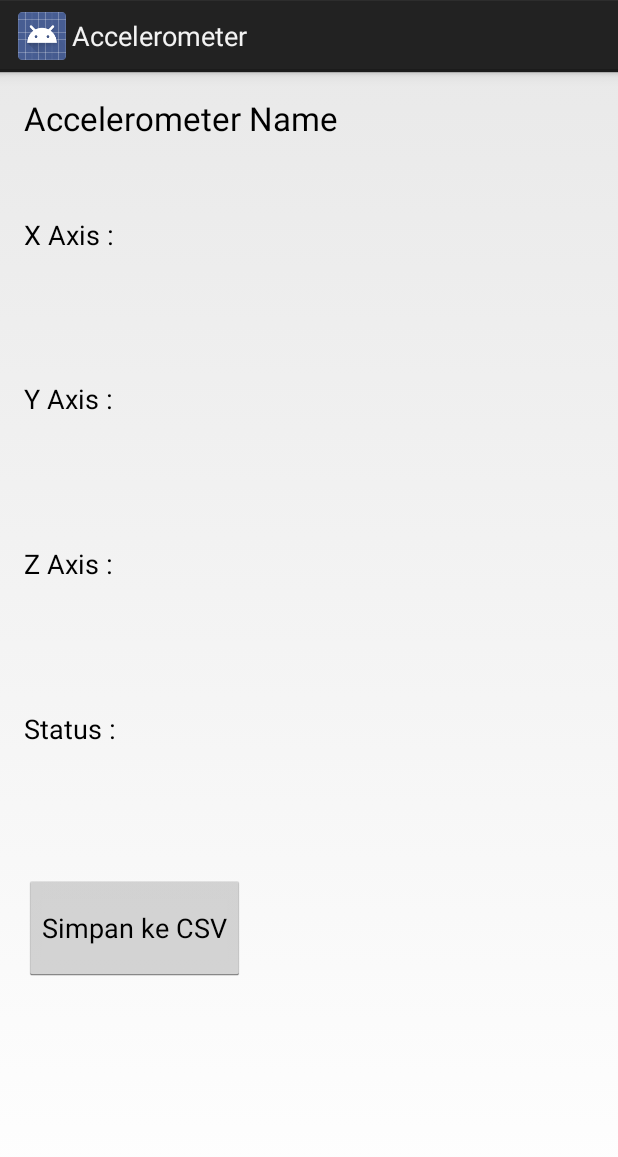
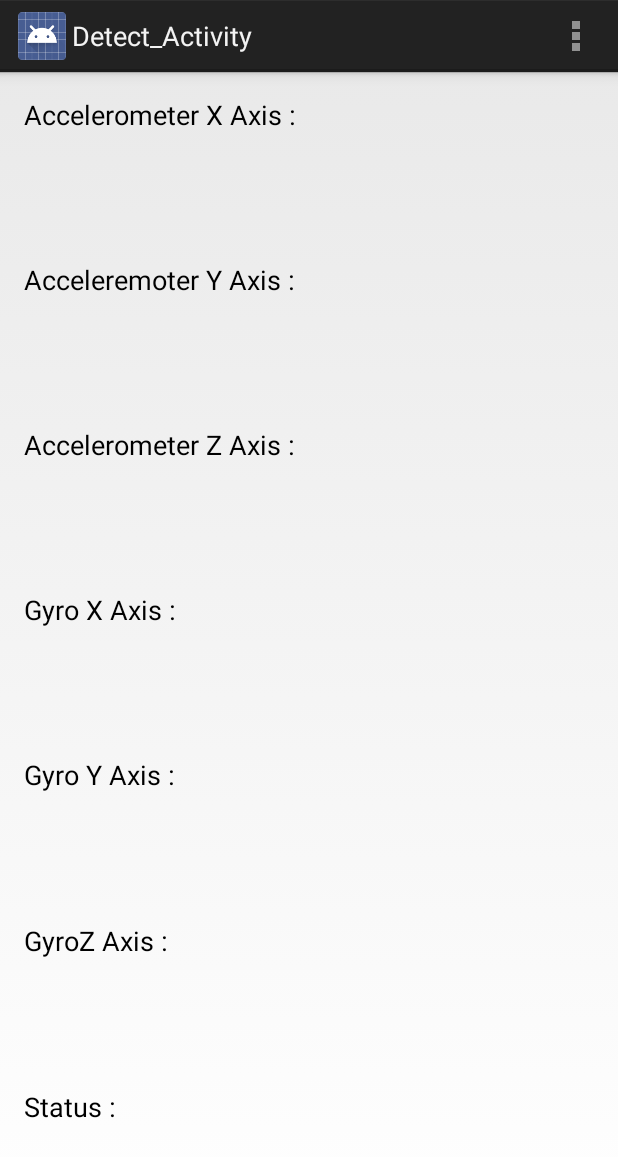
Before and after one commit to wilik16/lima-sensor, an Android app: the screen it shows after launch (Accelero_Activity before the commit, Detect_Activity after it), after a tap on "Accelerometer", on a phone screen of 412 x 824 dp. Shown: the top 1157 px of the screen. Run offline under Robolectric (Android 15) with nearby library versions, the phone set to English and light mode, and no system bars; libraries missing offline, so code that uses them is left out: weka.classifiers, weka.classifiers.lazy, weka.classifiers.trees, weka.core, weka.core.converters; 3 statements that could not run were skipped.

Commit message:
data baru

```diff
--- a/app/src/main/AndroidManifest.xml
+++ b/app/src/main/AndroidManifest.xml
@@ -51,6 +51,10 @@
             android:name="com.pervasif2014.kelompok5.sensory.GPS_Activity"
             android:label="@string/title_activity_gps_" >
         </activity>
+        <activity
+            android:name="com.pervasif2014.kelompok5.sensory.Detect_Activity"
+            android:label="@string/title_activity_detect_" >
+        </activity>
     </application>
 
 </manifest>
--- a/app/src/main/java/com/pervasif2014/kelompok5/sensory/Accelero_Activity.java
+++ b/app/src/main/java/com/pervasif2014/kelompok5/sensory/Accelero_Activity.java
@@ -98,7 +98,6 @@ public class Accelero_Activity extends Activity implements SensorEventListener {
             zlabel.setText("Z Axis: " + String.format("%.02f",z) + " m/s");
             double status = 0.0;
             try {
-                status = knn.Classify(x,y,z);
             } catch (Exception e) {
                 e.printStackTrace();
             }
--- /dev/null
+++ b/app/src/main/java/com/pervasif2014/kelompok5/sensory/Detect_Activity.java
@@ -0,0 +1,181 @@
+package com.pervasif2014.kelompok5.sensory;
+
+import android.app.Activity;
+import android.content.Context;
+import android.content.res.AssetManager;
+import android.hardware.Sensor;
+import android.hardware.SensorEvent;
+import android.hardware.SensorEventListener;
+import android.hardware.SensorManager;
+import android.os.Bundle;
+import android.view.Menu;
+import android.view.MenuItem;
+import android.widget.TextView;
+
+import com.pervasif2014.kelompok6.sensory.R;
+
+import java.io.IOException;
+import java.io.InputStream;
+import java.util.ArrayList;
+import java.util.List;
+
+import weka.classifiers.trees.m5.Values;
+
+
+public class Detect_Activity extends Activity implements SensorEventListener{
+
+    private SensorManager sensorM;
+    private  KNN knn = new KNN();
+    private double xA=0,yA=0,zA=0,xG=0,yG=0,zG=0,xL=0,yL=0,zL=0;
+    int counter = 0;
+
+
+
+    @Override
+    protected void onCreate(Bundle savedInstanceState) {
+        super.onCreate(savedInstanceState);
+        setContentView(R.layout.activity_detect_);
+        AssetManager asm = getAssets();
+        sensorM = (SensorManager) getSystemService(Context.SENSOR_SERVICE);
+        Sensor sensor = sensorM.getDefaultSensor(Sensor.TYPE_ALL);
+        InputStream is = null;
+        try {
+            is = asm.open("input.arff");
+        } catch (IOException e) {
+            e.printStackTrace();
+        }
+        try{
+            knn.init(is);
+        } catch (Exception e) {
+            e.printStackTrace();
+        }
+
+    }
+
+    @Override
+    public void onSensorChanged(SensorEvent event)
+    {
+        if(event.sensor.getType() == Sensor.TYPE_ACCELEROMETER)
+        {
+            final float alpha = 1.0f;
+            //gravity is calculated here
+            float[] gravityV = new float[3];
+            gravityV[0] = alpha * gravityV[0] + (1 - alpha) * event.values[0];
+            gravityV[1] = alpha * gravityV[1] + (1 - alpha) * event.values[1];
+            gravityV[2] = alpha * gravityV[2] + (1 - alpha) * event.values[2];
+            //acceleration retrieved from the event and the gravity is removed
+            xA+= event.values[0] - gravityV[0];
+            yA+= event.values[1] - gravityV[1];
+            zA+= event.values[2] - gravityV[2];
+
+
+            TextView xlabel = (TextView) findViewById(R.id.AcX_text);
+            xlabel.setText("X Axis: " + String.format("%.02f",event.values[0]) + " m/s");
+            TextView ylabel = (TextView) findViewById(R.id.AcY_Text);
+            ylabel.setText("Y Axis: " + String.format("%.02f",event.values[1]) + " m/s");
+            TextView zlabel = (TextView) findViewById(R.id.AcZ_Text);
+            zlabel.setText("Z Axis: " + String.format("%.02f",event.values[2]) + " m/s");
+        }
+
+        if(event.sensor.getType() == Sensor.TYPE_GYROSCOPE)
+        {
+            xG+=event.values[0];
+            yG+=event.values[1];
+            zG+=event.values[2];
+            TextView xlabel = (TextView) findViewById(R.id.GyX_Text);
+            xlabel.setText("X Axis: " + String.format("%.02f",event.values[0]) );
+            TextView ylabel = (TextView) findViewById(R.id.GyY_Text);
+            ylabel.setText("Y Axis: " + String.format("%.02f",event.values[1]) );
+            TextView zlabel = (TextView) findViewById(R.id.GyZ_Text);
+            zlabel.setText("Z Axis: " + String.format("%.02f",event.values[2]) );
+        }
+
+        if(event.sensor.getType() == Sensor.TYPE_LINEAR_ACCELERATION)
+        {
+            xL+=event.values[0];
+            yL+=event.values[1];
+            zL+=event.values[2];
+
+        }
+        counter++;
+        if(counter ==20)
+        {
+
+            double status = 0.0;
+            try {
+                status = knn.Classify(xA/20, yA/20, zA/20, xL/20, yL/20, zL/20,xG/20, yG/20, zG/20);
+            } catch (Exception e) {
+                e.printStackTrace();
+            }
+
+            TextView statuslabel = (TextView) findViewById(R.id.status_activity);
+
+            if (status == 0.0) {
+                statuslabel.setText("Status : Berjalan");
+
+            } else if (status == 1.0) {
+                statuslabel.setText("Status : Berdiri");
+
+            } else if (status == 2.0) {
+                statuslabel.setText("Status : Berlari");
+
+            } else if (status == 3.0) {
+                statuslabel.setText("Status : Duduk");
+
+            }
+            xA=0;yA=0;zA=0;xG=0;yG=0;zG=0;xL=0;yL=0;zL=0;
+            counter=0;
+
+        }
+
+
+
+    }
+
+    @Override
+    public void onAccuracyChanged(Sensor sensor, int accuracy) {
+    }
+
+    @Override
+    protected void onResume() {
+        super.onResume();
+        // register this class as a listener for the orientation and
+        // accelerometer sensors
+        sensorM.registerListener(this,
+                sensorM.getDefaultSensor(Sensor.TYPE_ACCELEROMETER),
+                SensorManager.SENSOR_DELAY_NORMAL);
+        sensorM.registerListener(this,
+                sensorM.getDefaultSensor(Sensor.TYPE_GYROSCOPE),
+                SensorManager.SENSOR_DELAY_NORMAL);
+        sensorM.registerListener(this,
+                sensorM.getDefaultSensor(Sensor.TYPE_LINEAR_ACCELERATION),
+                SensorManager.SENSOR_DELAY_NORMAL);
+    }
+
+    @Override
+    protected void onPause() {
+        // unregister listener
+        super.onPause();
+        sensorM.unregisterListener(this);
+    }
+
+
+    @Override
+    public boolean onCreateOptionsMenu(Menu menu) {
+        // Inflate the menu; this adds items to the action bar if it is present.
+        getMenuInflater().inflate(R.menu.detect_, menu);
+        return true;
+    }
+
+    @Override
+    public boolean onOptionsItemSelected(MenuItem item) {
+        // Handle action bar item clicks here. The action bar will
+        // automatically handle clicks on the Home/Up button, so long
+        // as you specify a parent activity in AndroidManifest.xml.
+        int id = item.getItemId();
+        if (id == R.id.action_settings) {
+            return true;
+        }
+        return super.onOptionsItemSelected(item);
+    }
+}
--- a/app/src/main/java/com/pervasif2014/kelompok5/sensory/MainMenu.java
+++ b/app/src/main/java/com/pervasif2014/kelompok5/sensory/MainMenu.java
@@ -65,7 +65,7 @@ public class MainMenu extends Activity {
     }
 
     public void accelerometer_activity(View view) {
-        Intent acc_intent = new Intent(MainMenu.this,Accelero_Activity.class);
+        Intent acc_intent = new Intent(MainMenu.this,Detect_Activity.class);
         MainMenu.this.startActivity(acc_intent);
     }
 
--- /dev/null
+++ b/app/src/main/res/layout/activity_detect_.xml
@@ -0,0 +1,81 @@
+<RelativeLayout xmlns:android="http://schemas.android.com/apk/res/android"
+    xmlns:tools="http://schemas.android.com/tools"
+    android:layout_width="match_parent"
+    android:layout_height="match_parent"
+    android:paddingLeft="@dimen/activity_horizontal_margin"
+    android:paddingRight="@dimen/activity_horizontal_margin"
+    android:paddingTop="@dimen/activity_vertical_margin"
+    android:paddingBottom="@dimen/activity_vertical_margin"
+    tools:context="com.pervasif2014.kelompok5.sensory.Detect_Activity">
+
+    <LinearLayout
+        android:orientation="vertical"
+        android:layout_width="fill_parent"
+        android:layout_height="fill_parent"
+        android:layout_alignParentLeft="true"
+        android:layout_alignParentStart="true"
+        android:layout_alignParentTop="true"
+        android:weightSum="1">
+
+
+
+        <TextView
+            android:layout_width="match_parent"
+            android:layout_height="wrap_content"
+            android:textAppearance="?android:attr/textAppearanceMedium"
+            android:text="Accelerometer X Axis :"
+            android:id="@+id/AcX_text"
+            android:layout_weight="0.15" />
+
+        <TextView
+            android:layout_width="match_parent"
+            android:layout_height="wrap_content"
+            android:textAppearance="?android:attr/textAppearanceMedium"
+            android:text="Acceleremoter Y Axis :"
+            android:id="@+id/AcY_Text"
+            android:layout_weight="0.15" />
+
+        <TextView
+            android:layout_width="match_parent"
+            android:layout_height="wrap_content"
+            android:textAppearance="?android:attr/textAppearanceMedium"
+            android:text="Accelerometer Z Axis :"
+            android:id="@+id/AcZ_Text"
+            android:layout_weight="0.15" />
+
+        <TextView
+            android:layout_width="match_parent"
+            android:layout_height="wrap_content"
+            android:textAppearance="?android:attr/textAppearanceMedium"
+            android:text="Gyro X Axis :"
+            android:id="@+id/GyX_Text"
+            android:layout_weight="0.15" />
+
+        <TextView
+            android:layout_width="match_parent"
+            android:layout_height="wrap_content"
+            android:textAppearance="?android:attr/textAppearanceMedium"
+            android:text="Gyro Y Axis :"
+            android:id="@+id/GyY_Text"
+            android:layout_weight="0.15" />
+
+        <TextView
+            android:layout_width="match_parent"
+            android:layout_height="wrap_content"
+            android:textAppearance="?android:attr/textAppearanceMedium"
+            android:text="GyroZ Axis :"
+            android:id="@+id/GyZ_Text"
+            android:layout_weight="0.15" />
+        <TextView
+            android:layout_width="match_parent"
+            android:layout_height="wrap_content"
+            android:textAppearance="?android:attr/textAppearanceMedium"
+            android:text="Status :"
+            android:id="@+id/status_activity"
+            android:layout_weight="0.15" />
+
+
+
+    </LinearLayout>
+
+</RelativeLayout>
--- /dev/null
+++ b/app/src/main/res/menu/detect_.xml
@@ -0,0 +1,8 @@
+<menu xmlns:android="http://schemas.android.com/apk/res/android"
+    xmlns:tools="http://schemas.android.com/tools"
+    tools:context="com.pervasif2014.kelompok5.sensory.Detect_Activity" >
+    <item android:id="@+id/action_settings"
+        android:title="@string/action_settings"
+        android:orderInCategory="100"
+        android:showAsAction="never" />
+</menu>
--- a/app/src/main/res/values/strings.xml
+++ b/app/src/main/res/values/strings.xml
@@ -21,5 +21,6 @@
     <string name="gyroscope">Gyroscope</string>
     <string name="GPS">GPS</string>
     <string name="title_activity_gps_">GPS_Activity</string>
+    <string name="title_activity_detect_">Detect_Activity</string>
 
 </resources>
```
Also changed, not shown: app/src/main/java/com/pervasif2014/kelompok5/sensory/KNN.java (+13 -6 lines), 1 other file.
